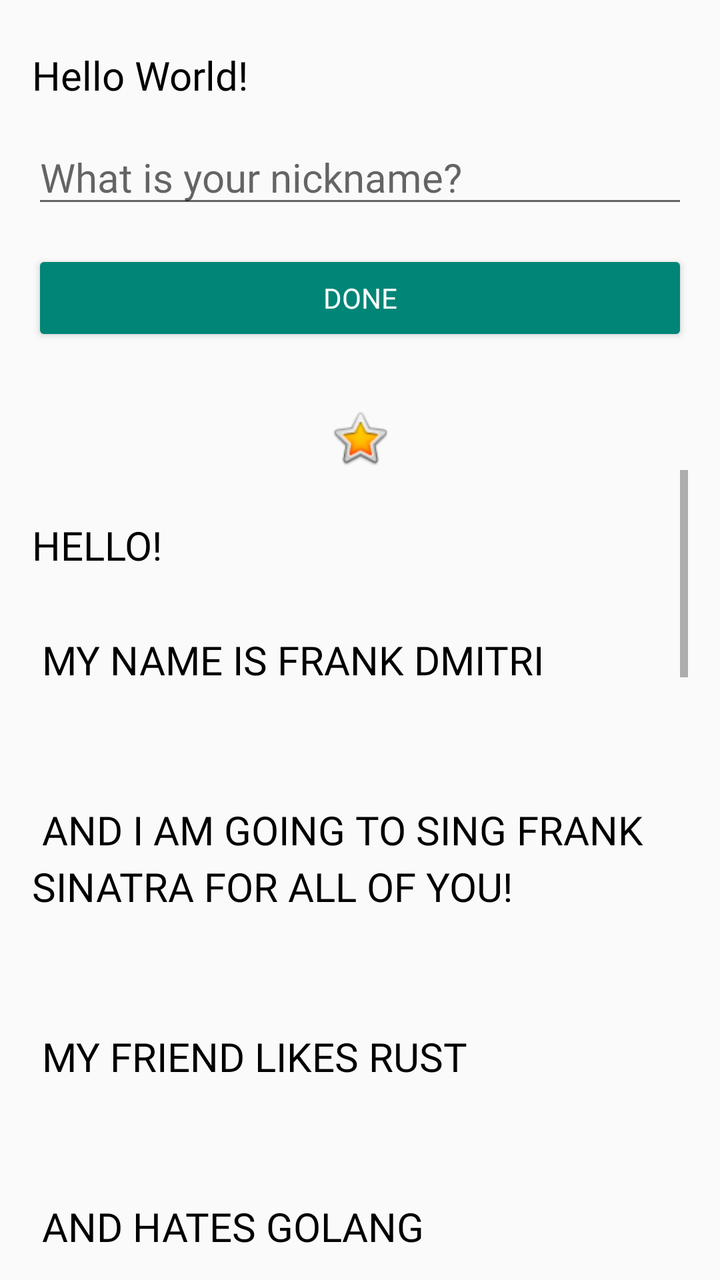
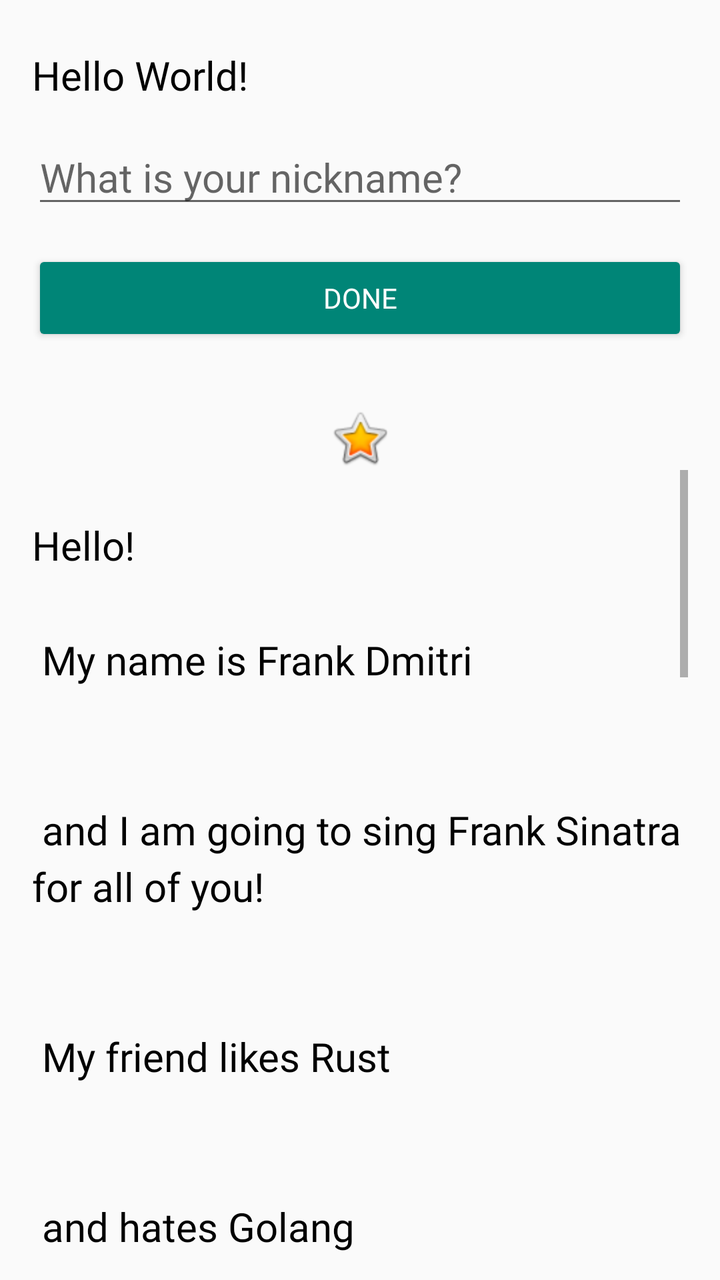

An Android layout rendered at two revisions. The XML below is the earlier revision; the diff shows what the commit changed to produce the second picture.
<!-- AndroidManifest.xml: activity theme Theme.AppCompat.Light -->
<!-- res/layout/activity_main.xml -->
<?xml version="1.0" encoding="utf-8"?>
<LinearLayout xmlns:android="http://schemas.android.com/apk/res/android"
    xmlns:app="http://schemas.android.com/apk/res-auto"
    android:layout_width="match_parent"
    android:layout_height="match_parent"
    android:orientation="vertical"
    android:paddingStart="@dimen/padding"
    android:paddingEnd="@dimen/padding">

    <TextView
        android:id="@+id/textView"
        style="@style/NameStyle"
        android:layout_width="match_parent"
        android:layout_height="wrap_content"
        android:text="@string/name"
        android:textAlignment="center" />

    <EditText
        android:id="@+id/nickname_edit"
        style="@style/NameStyle"
        android:layout_width="match_parent"
        android:layout_height="wrap_content"
        android:ems="10"
        android:hint="@string/what_is_your_nickname"
        android:inputType="text|textPersonName|textMultiLine"
        android:textAlignment="center"
        android:textAllCaps="true" />

    <Button
        android:id="@+id/done_button"
        style="@style/Widget.AppCompat.Button.Colored"
        android:layout_width="match_parent"
        android:layout_height="wrap_content"
        android:layout_gravity="center_horizontal"
        android:layout_marginTop="@dimen/layout_margin"
        android:fontFamily="@font/roboto"
        android:text="@string/done" />

    <TextView
        android:id="@+id/nickname_text"
        style="@style/NameStyle"
        android:layout_width="match_parent"
        android:layout_height="wrap_content"
        android:textAlignment="center"
        android:textAllCaps="true"
        android:visibility="gone" />

    <ImageView
        android:id="@+id/star_image"
        android:layout_width="match_parent"
        android:layout_height="wrap_content"
        android:layout_marginTop="30dp"
        android:contentDescription="@string/yellow_star"
        app:srcCompat="@android:drawable/btn_star_big_on" />

    <ScrollView
        android:id="@+id/bio_scroll"
        android:layout_width="match_parent"
        android:layout_height="match_parent">

        <TextView
            android:id="@+id/bio_text"
            style="@style/NameStyle"
            android:layout_width="match_parent"
            android:layout_height="wrap_content"
            android:lineSpacingMultiplier="1.2"
            android:text="@string/bio"
            android:textAllCaps="true" />
    </ScrollView>
</LinearLayout>
<!-- resources referenced by this layout -->
<resources>
  <dimen name="layout_margin">16dp</dimen>
  <dimen name="padding">16dp</dimen>
  <string name="bio">
          Hello!\n\n
          My name is Frank Dmitri\n\n\n
          and I am going to sing Frank Sinatra for all of you!\n\n\n
          My friend likes Rust\n\n\n
          and hates Golang\n\n\n
          because Golang sucks\n\n\n.
  
                  Hello!\n\n
          My name is Frank Dmitri\n\n\n
          and I am going to sing Frank Sinatra for all of you!\n\n\n
          My friend likes Rust\n\n\n
          and hates Golang\n\n\n
          because Golang sucks\n\n\n.
  
                  Hello!\n\n
          My name is Frank Dmitri\n\n\n
          and I am going to sing Frank Sinatra for all of you!\n\n\n
          My friend likes Rust\n\n\n
          and hates Golang\n\n\n
          because Golang sucks\n\n\n.
      </string>
  <string name="done">Done</string>
  <string name="name">Hello World!</string>
  <string name="what_is_your_nickname">What is your nickname?</string>
  <string name="yellow_star">Yellow star</string>
  <style name="NameStyle">
          <item name="android:layout_marginTop">@dimen/layout_margin</item>
          <item name="android:fontFamily">@font/roboto</item>
          <item name="android:paddingTop">@dimen/small_padding</item>
          <item name="android:textAllCaps">false</item>
          <item name="android:textColor">@android:color/black</item>
          <item name="android:textSize">@dimen/text_size</item>
      </style>
  <dimen name="small_padding">8dp</dimen>
  <dimen name="text_size">20sp</dimen>
</resources>

<!-- the commit's change to res/layout/activity_main.xml (unified diff, before → after) -->
@@ -64,7 +64,6 @@
             android:layout_width="match_parent"
             android:layout_height="wrap_content"
             android:lineSpacingMultiplier="1.2"
-            android:text="@string/bio"
-            android:textAllCaps="true" />
+            android:text="@string/bio" />
     </ScrollView>
 </LinearLayout>
<!-- resource entries referenced after the edit -->
@@ -32,7 +32,6 @@
           <item name="android:layout_marginTop">@dimen/layout_margin</item>
           <item name="android:fontFamily">@font/roboto</item>
           <item name="android:paddingTop">@dimen/small_padding</item>
-          <item name="android:textAllCaps">false</item>
           <item name="android:textColor">@android:color/black</item>
           <item name="android:textSize">@dimen/text_size</item>
       </style>
